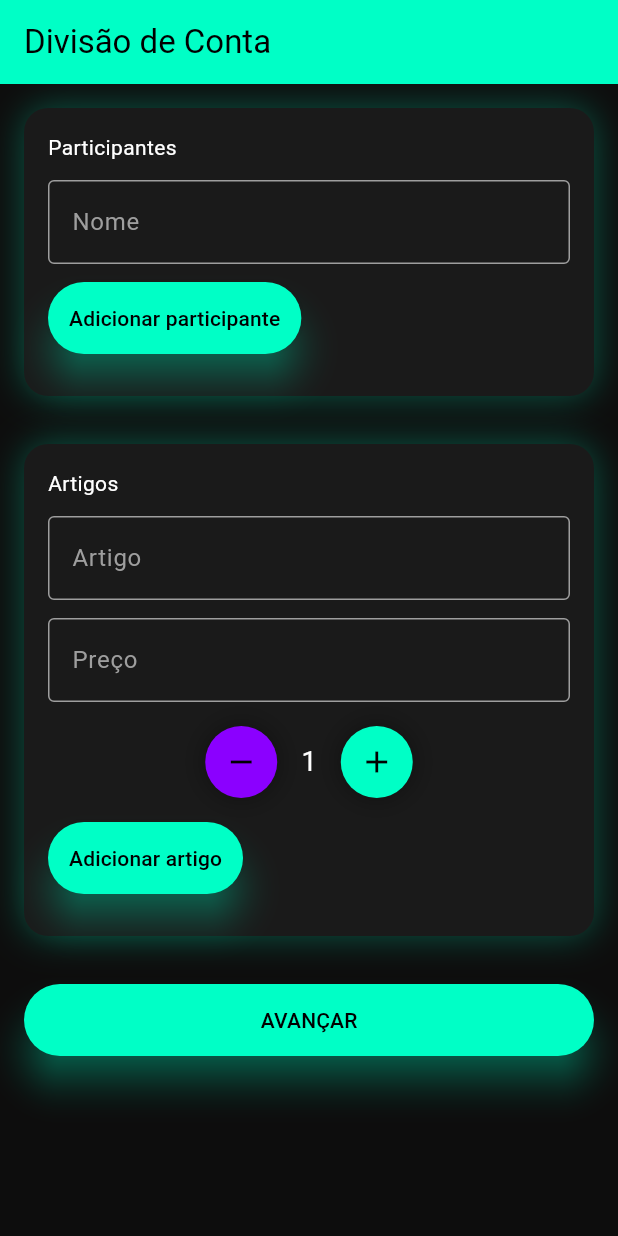
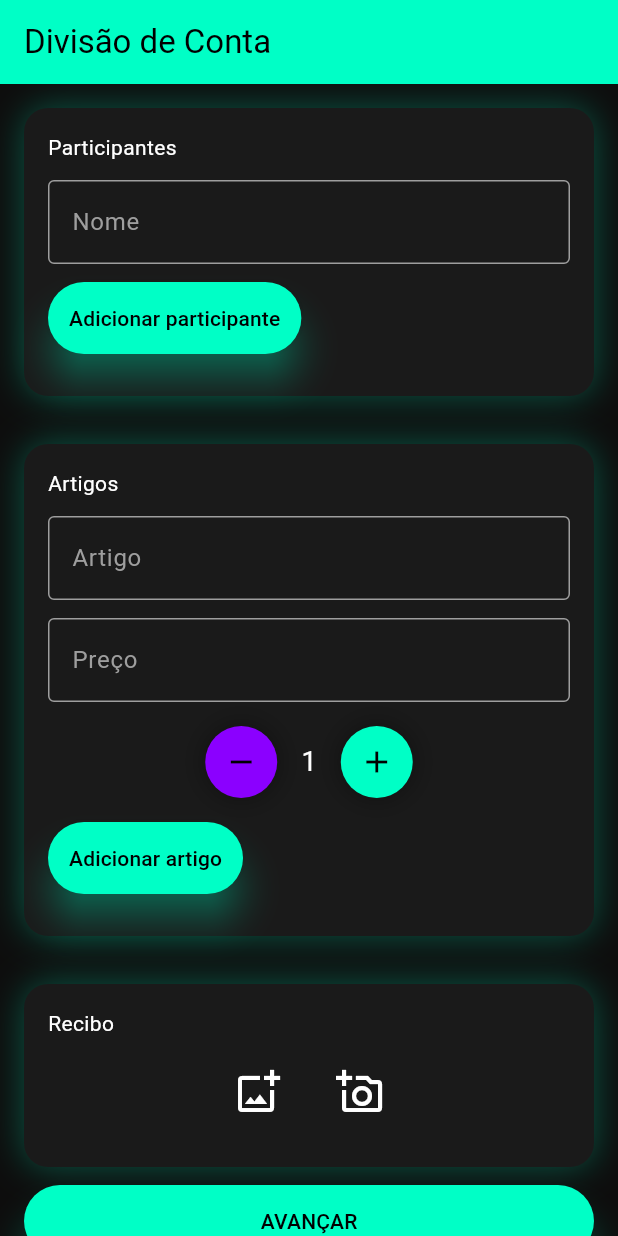
Before and after one commit to cristiano-istec/DDM-TP1-Cris-Joao-Joao, a Flutter app: the screen it shows after launch, on a phone screen of 412 x 824 dp. Run offline on Flutter 3.47's test engine with Material 3 defaults, Android fonts, the phone set to English and light mode, and no system bars; our stand-ins replace flutter_riverpod, fluttertoast, image_picker.

Commit message:
UI do recibo introduzido, com a opção de galeria e câmera em separado

```diff
--- a/lib/screens/ecra1.dart
+++ b/lib/screens/ecra1.dart
@@ -52,7 +52,7 @@ class _Ecra1State extends ConsumerState<Ecra1> {
 
       body: ListView(
         padding: const EdgeInsets.all(16),
-        children: [
+        children: <Widget>[
 
           // Participantes
           NeonCard(
@@ -273,7 +273,57 @@ class _Ecra1State extends ConsumerState<Ecra1> {
           const SizedBox(height: 20),
 
 
+// Recibo
+NeonCard(
+  child: Column(
+    crossAxisAlignment: CrossAxisAlignment.start,
+    children: [
+      const Text(
+        "Recibo",
+        style: TextStyle(color: Colors.white),
+      ),
 
+      const SizedBox(height: 12),
+
+      Row(
+        mainAxisAlignment: MainAxisAlignment.center,
+        children: [
+          IconButton(
+            onPressed: () {
+              adicionarImagem(ImageSource.gallery);
+            },
+            icon: const Icon(
+              Icons.add_photo_alternate_outlined,
+              color: Colors.white,
+              size: 32,
+            ),
+          ),
+
+          const SizedBox(width: 20),
+
+          IconButton(
+            onPressed: () {
+              adicionarImagem(ImageSource.camera);
+            },
+            icon: const Icon(
+              Icons.add_a_photo_outlined,
+              color: Colors.white,
+              size: 32,
+            ),
+          ),
+        ],
+      ),
+
+      const SizedBox(height: 10),
+
+      if (reciboImagem != null)
+        const Text(
+          "Imagem associada com sucesso",
+          style: TextStyle(color: Colors.greenAccent),
+        ),
+    ],
+  ),
+),
 
           // Avançar
           NeonButton(
```
